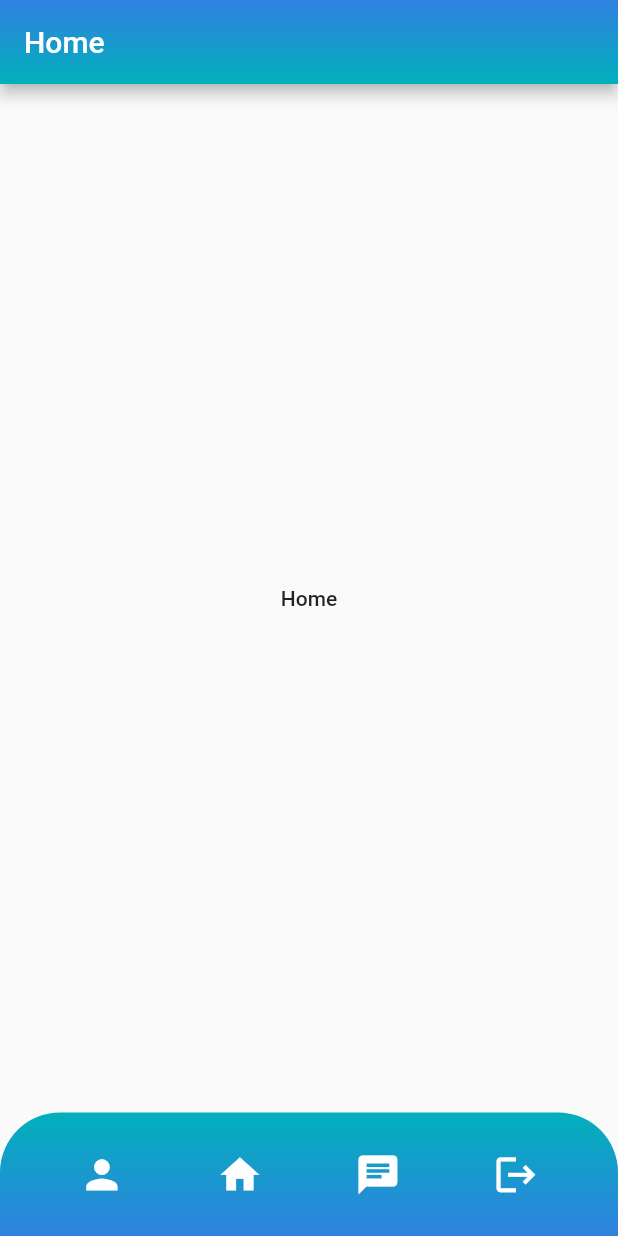
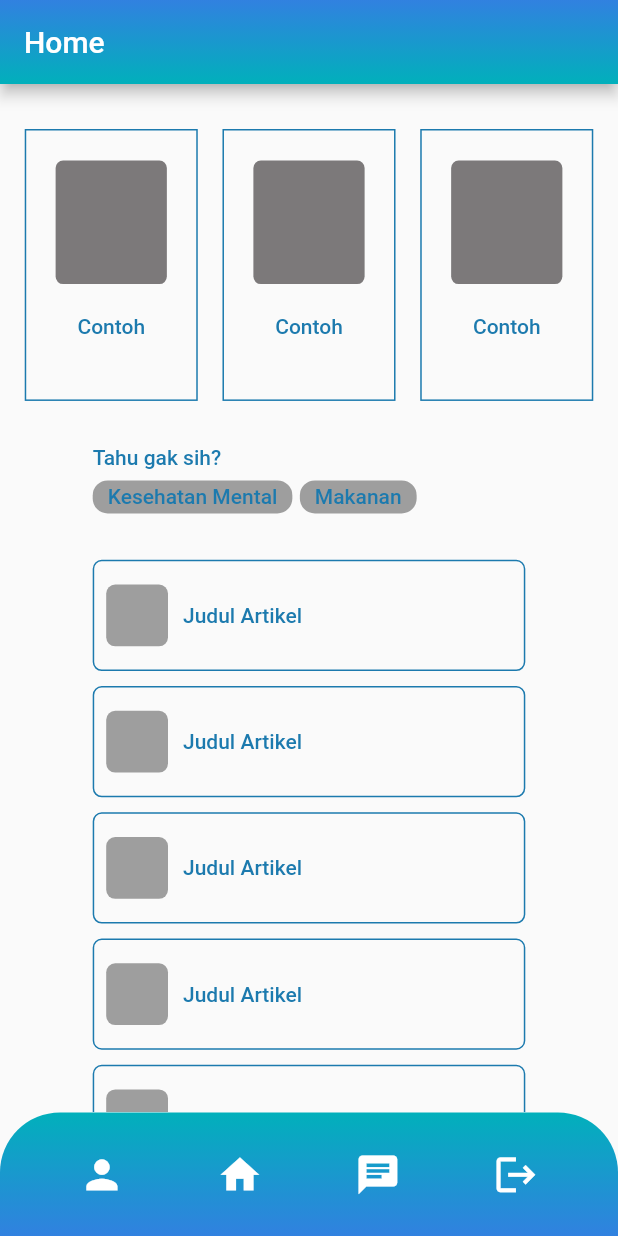
Before and after one commit to biairmal/mentalcarepadjadjaran, a Flutter app: the HomePage screen opened directly, on a phone screen of 412 x 824 dp. Run offline on Flutter 3.47's test engine with Material 2 defaults, Android fonts, the phone set to English and light mode, and no system bars; our stand-ins replace flutter_swiper.

Commit message:
Ngebentuk home, artikel, depresi

```diff
--- a/lib/pages/home_view.dart
+++ b/lib/pages/home_view.dart
@@ -1,5 +1,7 @@
 import 'package:flutter/material.dart';
+import 'package:mcp/layout.dart';
 import 'package:mcp/navbar.dart';
+import 'package:mcp/pages/artikel.dart';
 
 class HomePage extends StatefulWidget {
   @override
@@ -7,6 +9,70 @@ class HomePage extends StatefulWidget {
 }
 
 class _HomePageState extends State<HomePage> {
+  static Color colorTextAbu = Color(0XFF7C797A);
+  static Color colorTextBiru = Color(0XFF1C7AAE);
+
+  Widget menuButton = Container(
+    //color: Colors.blue
+    decoration:
+        BoxDecoration(border: Border.all(color: colorTextBiru, width: 1,)),
+    height: SizeConfig.blockVertical * 22,
+    width: SizeConfig.blockHorizontal * 28,
+    child: Column(
+      children: [
+        SizedBox(height: 20),
+        Container(
+          height: SizeConfig.blockVertical * 10,
+          width: SizeConfig.blockHorizontal * 18,
+          decoration: BoxDecoration(color: colorTextAbu, borderRadius : BorderRadius.circular(5)),
+        ),
+        SizedBox(height: 20),
+        Text(
+          "Contoh",
+          style: TextStyle(color: colorTextBiru),
+        ),
+      ],
+    ),
+  );
+
+  Widget artikel = Column(
+    children: [
+      GestureDetector(
+        onTap: (){},
+        child: Container(
+          //color: Colors.red,
+          width: SizeConfig.blockHorizontal * 70,
+          height: SizeConfig.blockVertical * 9,
+          decoration: BoxDecoration(
+            //color: Colors.red,
+            border: Border.all(
+              color: colorTextBiru,
+              width: 1,
+            ),
+            borderRadius: BorderRadius.circular(6),
+          ),
+          child: Row(
+            children: [
+              SizedBox(width: 8),
+              Container(
+                width: SizeConfig.blockHorizontal * 10,
+                height: SizeConfig.blockHorizontal * 10,
+                decoration: BoxDecoration(
+                    color: Colors.grey, borderRadius: BorderRadius.circular(6)),
+              ),
+              SizedBox(width: 10),
+              Text(
+                "Judul Artikel",
+                style: TextStyle(color: colorTextBiru),
+              )
+            ],
+          ),
+        ),
+      ),
+      SizedBox(height: 10)
+    ],
+  );
+
   @override
   Widget build(BuildContext context) {
     return Scaffold(
@@ -20,7 +86,56 @@ class _HomePageState extends State<HomePage> {
                   colors: [Color(0xFF01B0BB), Color(0xFF3181E0)])),
         ),
       ),
-      body: Center(child : Text("Home")),
+      body: SingleChildScrollView(
+        child: Column(
+          crossAxisAlignment: CrossAxisAlignment.center,
+          children: [
+            SizedBox(height: 30),
+            Row(
+              mainAxisAlignment: MainAxisAlignment.spaceEvenly,
+              children: [
+                menuButton,
+                menuButton,
+                menuButton,
+              ],
+            ),
+            SizedBox(height: 30),
+            Container(
+              //color: Colors.blue,
+              width: SizeConfig.blockHorizontal * 70,
+              height: SizeConfig.blockVertical * 8,
+              child: Column(
+                crossAxisAlignment: CrossAxisAlignment.start,
+                children: [
+                  Text("Tahu gak sih?", style : TextStyle(color : colorTextBiru)),
+                  SizedBox(height: 7,),
+                  Row(
+                    children: [
+                      Container(
+                        padding: EdgeInsets.symmetric(horizontal: 10, vertical: 3),
+                        decoration: BoxDecoration(color : Colors.grey, borderRadius : BorderRadius.circular(10)),
+                        child: Text("Kesehatan Mental", style : TextStyle(color : colorTextBiru)),
+                      ),
+                      SizedBox(width : 5),
+                      Container(
+                        padding: EdgeInsets.symmetric(horizontal: 10, vertical: 3),
+                        decoration: BoxDecoration(color : Colors.grey, borderRadius : BorderRadius.circular(10)),
+                        child: Text("Makanan", style : TextStyle(color : colorTextBiru)),
+                      ),
+                    ],
+                  ),
+                ],
+              ),
+            ),
+            SizedBox(height: 10),
+            artikel,
+            artikel,
+            artikel,
+            artikel,
+            artikel,
+            ],
+        ),
+      ),
       bottomNavigationBar: NavBar(),
     );
   }
```
Also changed, not shown: lib/depressi.dart (added, +123 -0 lines), lib/pages/artikel.dart (added, +56 -0 lines).
